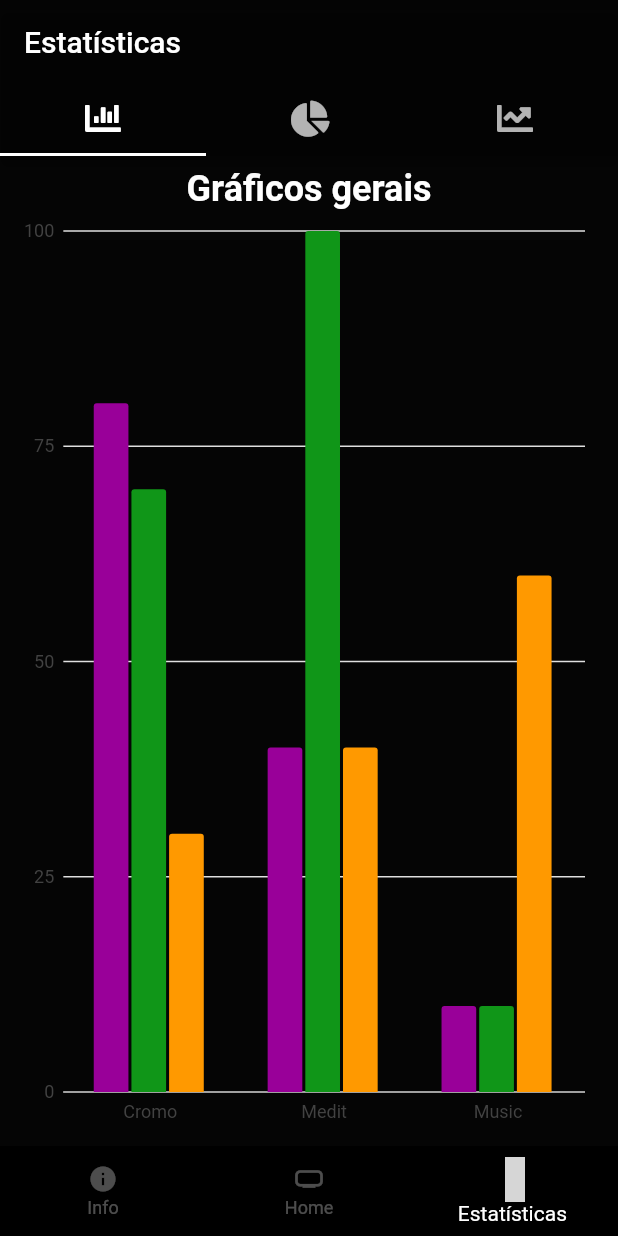
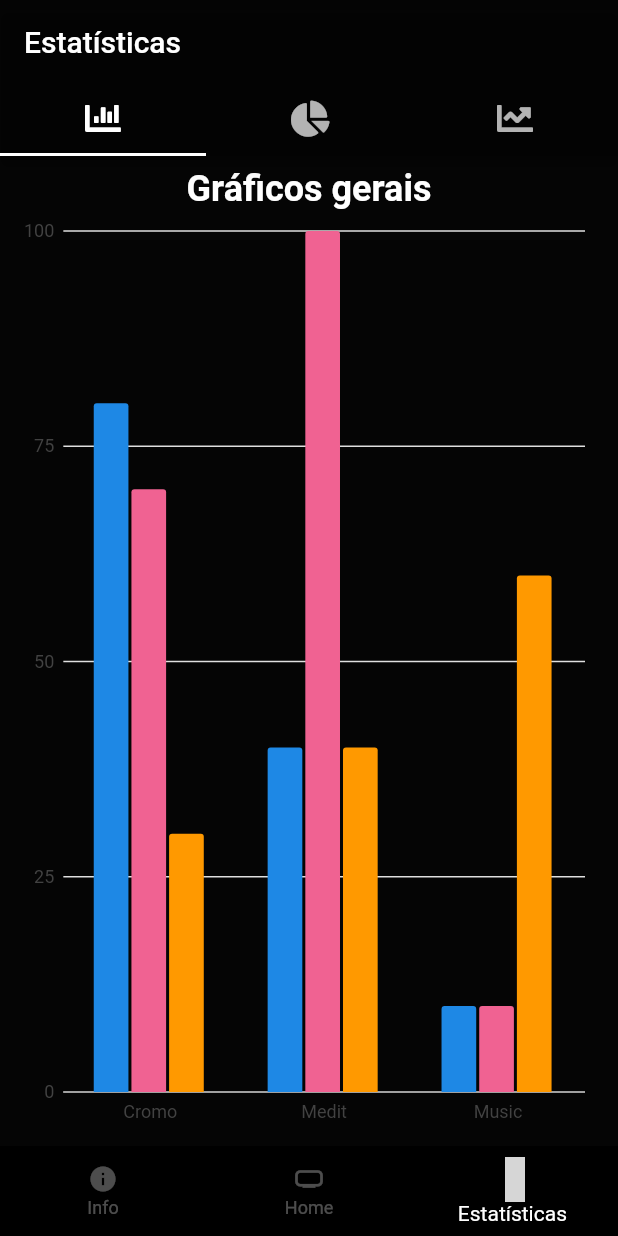
Before and after one commit to Guilherme-ctrl/SAPAD, a Flutter app: the screen it shows after launch, item 3 of the bottom bar chosen, on a phone screen of 412 x 824 dp. Run offline on Flutter 3.47's test engine with Material 2 defaults, Android fonts, the phone set to English and light mode, and no system bars; our stand-ins replace audioplayers, carousel_slider, charts_flutter, font_awesome_flutter, google_fonts, material_design_icons_flutter and 2 more; accounts and stored records are empty; grey boxes are pictures that could not be loaded.

Commit message:
cores do gráfico

```diff
--- a/lib/Telas/HomeScreens/stats.dart
+++ b/lib/Telas/HomeScreens/stats.dart
@@ -74,7 +74,7 @@ class _StatsPageState extends State<StatsPage> {
         data: data1,
         fillPatternFn: (_, __) => charts.FillPatternType.solid,
         fillColorFn: (Colunas cedit, _) =>
-            charts.ColorUtil.fromDartColor(Color(0xff990099)),
+            charts.ColorUtil.fromDartColor(Color(0xFF1E88E5)),
       ),
     );
 
@@ -86,7 +86,7 @@ class _StatsPageState extends State<StatsPage> {
         data: data2,
         fillPatternFn: (_, __) => charts.FillPatternType.solid,
         fillColorFn: (Colunas cedit, _) =>
-            charts.ColorUtil.fromDartColor(Color(0xff109618)),
+            charts.ColorUtil.fromDartColor(Color(0xFFF06292)),
       ),
     );
 
@@ -94,8 +94,6 @@ class _StatsPageState extends State<StatsPage> {
       charts.Series(
         domainFn: (Colunas colunas, _) => colunas.emocao,
         measureFn: (Colunas colunas, _) => colunas.tempo,
-        colorFn: (Colunas colunas, _) =>
-            charts.ColorUtil.fromDartColor(Color(0xFFFAFAFA)),
         id: 'Musicoterapia',
         data: data3,
         fillPatternFn: (_, __) => charts.FillPatternType.solid,
```
